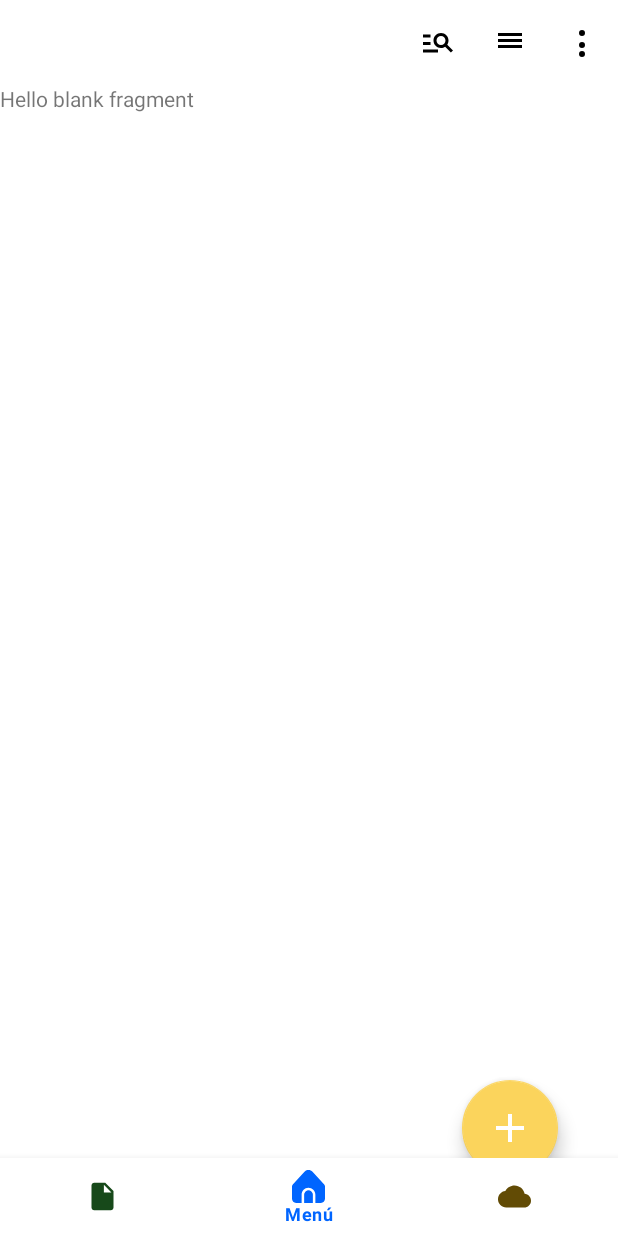
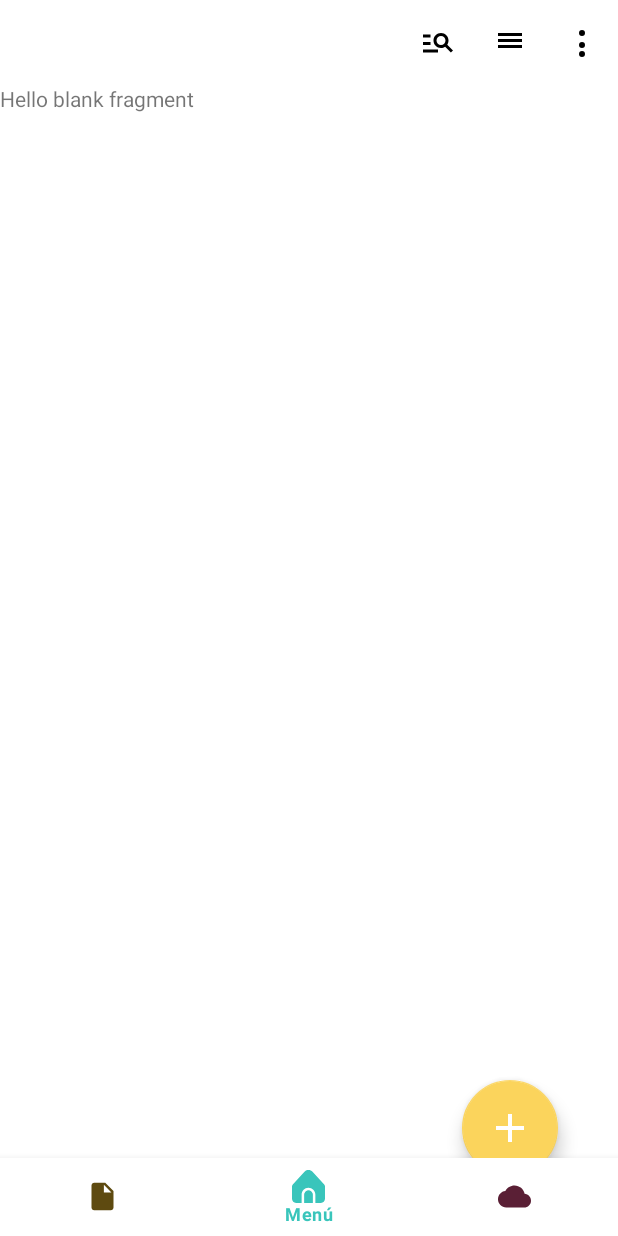
Before and after one commit to ZargDev/FM_ZeroA, an Android app: the screen it shows after launch (MainActivity), on a phone screen of 412 x 824 dp. Run offline under Robolectric (Android 15) with nearby library versions, the phone set to English and light mode, and no system bars; our stand-ins replace Dagger/Hilt's generated code, navigation-ui.

Commit message:
Actualizacion necesaria en BottomNavBar colors.xml tono original.

```diff
--- a/app/src/main/res/values/colors.xml
+++ b/app/src/main/res/values/colors.xml
@@ -40,12 +40,12 @@
     <!-- Un secundario a tu gusto (e.g. naranja oscuro) -->
     <color name="banana_secondary">#FF9800</color>
     <!--colores para navegacion-->
-    <color name="bnv_icon_color_home_selected">#0065FF</color>
-    <color name="bnv_icon_color_files_selected">#4CAF50</color>
-    <color name="bnv_icon_color_cloud_selected">#FFC107</color>
-    <color name="bnv_icon_color_home_unselected">#002461</color>
-    <color name="bnv_icon_color_files_unselected">#17491A</color>
-    <color name="bnv_icon_color_cloud_unselected">#624B05</color>
+    <color name="bnv_icon_color_files_selected">#FBE14B</color>
+    <color name="bnv_icon_color_home_selected">#39C5BB</color>
+    <color name="bnv_icon_color_cloud_selected">#D14D7E</color>
+    <color name="bnv_icon_color_files_unselected">#5E4A10</color>
+    <color name="bnv_icon_color_home_unselected">#1C5E59</color>
+    <color name="bnv_icon_color_cloud_unselected">#5A1F35</color>
     <color name="persistent_active">#181818</color>
     <color name="persistent_inactive">#000000</color>
 </resources>
```
